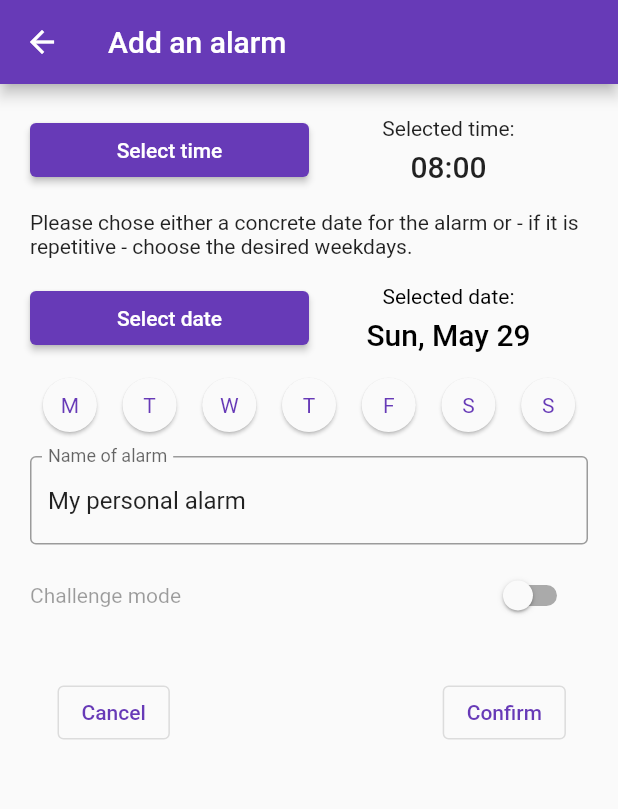
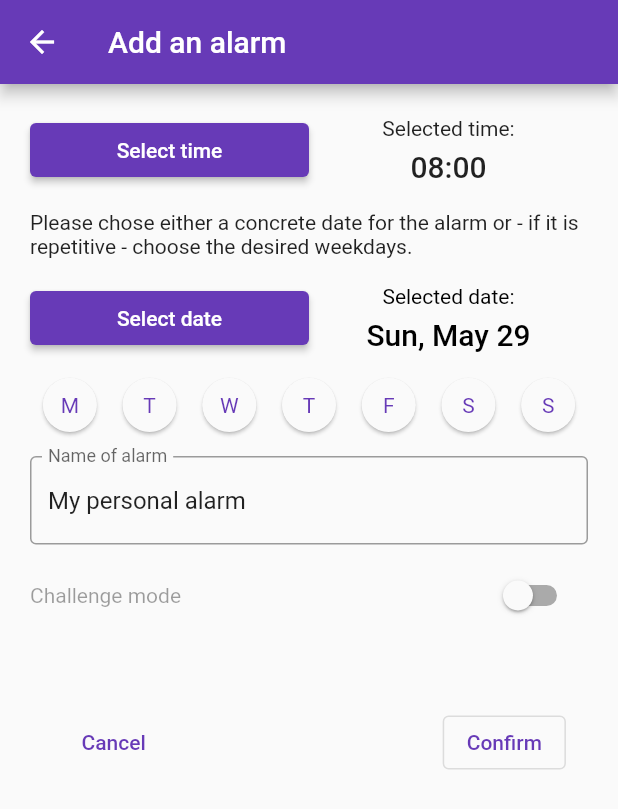
Before and after one commit to FabianGermany/ChallengingAlarmClockApp, a Flutter app: the AddAlarmPage screen opened directly, on a phone screen of 412 x 824 dp. Shown: the top 809 px of the screen. Run offline on Flutter 3.47's test engine with Material 2 defaults, Android fonts, the phone set to English and light mode, and no system bars; drawn by our look-alikes of weekday_selector; our stand-ins replace awesome_notifications, shared_preferences, wakelock; missing offline and left inert: flutter_ringtone_player, is_first_run; accounts and stored records are empty.

Commit message:
change button elevation

```diff
--- a/lib/widgets/add_alarm_page.dart
+++ b/lib/widgets/add_alarm_page.dart
@@ -334,7 +334,7 @@ class _MyAddAlarmPageState extends State<AddAlarmPage> {
             Row(
               // Add some space
               children: <Widget>[
-                SizedBox(height: 30),
+                SizedBox(height: 50),
               ],
             ),
             Row(
@@ -344,7 +344,7 @@ class _MyAddAlarmPageState extends State<AddAlarmPage> {
                 Expanded(
                   flex: 30,
                   child: Center(
-                    child: OutlinedButton(
+                    child: TextButton(
                       onPressed: () {
                         Navigator.pop(context);
                       },
```
Also changed, not shown: 1 other file.
